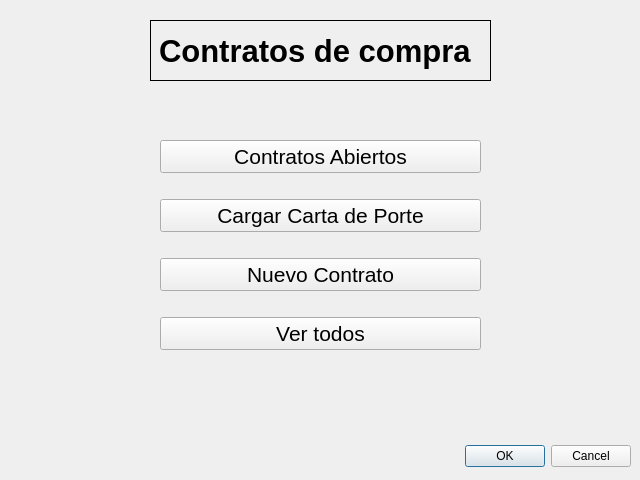
Jose-Cisneros/MoliTec, file gui_contratos.ui: the form before one commit.
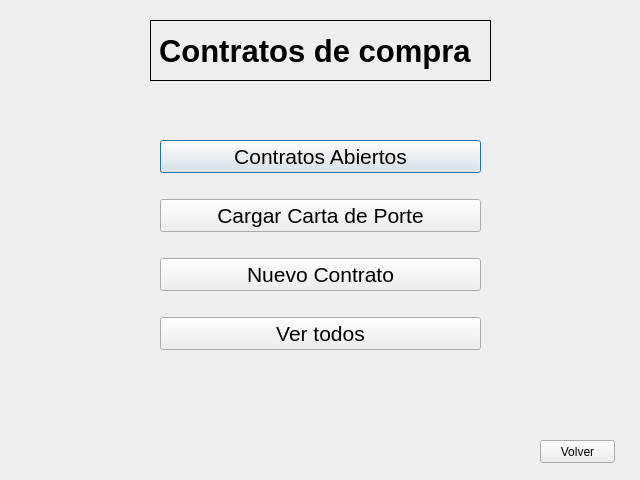
The form after the commit.

Diff of the .ui file:
```diff
--- a/gui_contratos.ui
+++ b/gui_contratos.ui
@@ -13,22 +13,6 @@
   <property name="windowTitle">
    <string>Dialog</string>
   </property>
-  <widget class="QDialogButtonBox" name="buttonBox">
-   <property name="geometry">
-    <rect>
-     <x>10</x>
-     <y>440</y>
-     <width>621</width>
-     <height>32</height>
-    </rect>
-   </property>
-   <property name="orientation">
-    <enum>Qt::Horizontal</enum>
-   </property>
-   <property name="standardButtons">
-    <set>QDialogButtonBox::Cancel|QDialogButtonBox::Ok</set>
-   </property>
-  </widget>
   <widget class="QLabel" name="label">
    <property name="geometry">
     <rect>
@@ -124,6 +108,19 @@
     </item>
    </layout>
   </widget>
+  <widget class="QPushButton" name="pushButton_5">
+   <property name="geometry">
+    <rect>
+     <x>540</x>
+     <y>440</y>
+     <width>75</width>
+     <height>23</height>
+    </rect>
+   </property>
+   <property name="text">
+    <string>Volver</string>
+   </property>
+  </widget>
  </widget>
  <resources/>
  <connections>
```
Left out of the diff: 35 changed lines with no effect on the pictures.
